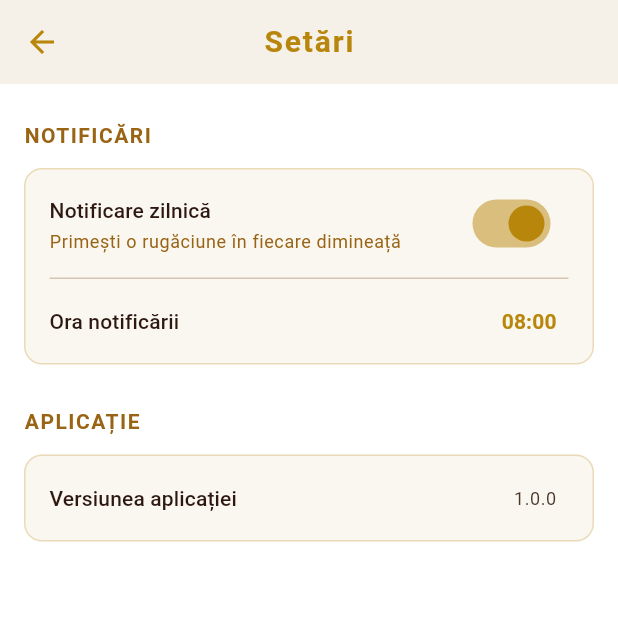
After one commit to ciubotariu-alin/lumina-zilei, a Flutter app: the SettingsScreen screen opened directly, after a tap on "Notificare zilnică", on a phone screen of 412 x 824 dp, the top half of it. The commit adds this screen. Run offline on Flutter 3.47's test engine with Material 3 defaults, Android fonts, the phone set to English and light mode, and no system bars; our stand-ins replace flutter_local_notifications, shared_preferences, timezone; accounts and stored records are empty.

Commit message:
Added settings screen and fixed notifications bug

```diff
--- a/lib/models/saint.dart
+++ b/lib/models/saint.dart
@@ -71,8 +71,10 @@ class CalendarDay {
           date == other.date &&
           sarbatoare == other.sarbatoare &&
           apostol == other.apostol &&
-          evanghelie == other.evanghelie;
+          evanghelie == other.evanghelie &&
+          listEquals(sfinti, other.sfinti);
 
   @override
-  int get hashCode => Object.hash(date, sarbatoare, apostol, evanghelie);
+  int get hashCode =>
+      Object.hash(date, sarbatoare, apostol, evanghelie, Object.hashAll(sfinti));
 }
--- a/lib/screens/bible_screen.dart
+++ b/lib/screens/bible_screen.dart
@@ -35,8 +35,7 @@ class _BibleScreenState extends State<BibleScreen> {
 
   /// Recalculează cache-ul cărților când se schimbă lista de quotes
   void _rebuildBooksCache(List<BibleQuote> quotes) {
-    if (quotes.length == _cachedQuotes.length &&
-        (quotes.isEmpty || quotes.first == _cachedQuotes.first)) return;
+    if (identical(quotes, _cachedQuotes)) return;
     _cachedQuotes = quotes;
     _bookQuotesCache.clear();
 
--- a/lib/screens/donations_screen.dart
+++ b/lib/screens/donations_screen.dart
@@ -60,6 +60,7 @@ class _DonationsScreenState extends State<DonationsScreen> {
       return;
     }
 
+    if (!mounted) return;
     setState(() => _isLoading = true);
 
     // Format corect Revolut.me: /username/suma/moneda
--- /dev/null
+++ b/lib/screens/settings_screen.dart
@@ -0,0 +1,217 @@
+import 'package:flutter/material.dart';
+import 'package:shared_preferences/shared_preferences.dart';
+
+import '../services/notification_service.dart';
+import '../theme/app_theme.dart';
+
+class SettingsScreen extends StatefulWidget {
+  const SettingsScreen({super.key});
+
+  @override
+  State<SettingsScreen> createState() => _SettingsScreenState();
+}
+
+class _SettingsScreenState extends State<SettingsScreen> {
+  bool _notificationsEnabled = false;
+  int _notificationHour = 8;
+  int _notificationMinute = 0;
+
+  @override
+  void initState() {
+    super.initState();
+    _loadPreferences();
+  }
+
+  Future<void> _loadPreferences() async {
+    final prefs = await SharedPreferences.getInstance();
+    if (!mounted) return;
+    setState(() {
+      _notificationsEnabled = prefs.getBool('notifications_enabled') ?? false;
+      _notificationHour = prefs.getInt('notification_hour') ?? 8;
+      _notificationMinute = prefs.getInt('notification_minute') ?? 0;
+    });
+  }
+
+  Future<void> _setNotificationsEnabled(bool value) async {
+    final prefs = await SharedPreferences.getInstance();
+    await prefs.setBool('notifications_enabled', value);
+    if (!mounted) return;
+    setState(() {
+      _notificationsEnabled = value;
+    });
+    if (value) {
+      await NotificationService().requestPermissions();
+      await NotificationService()
+          .scheduleDaily(_notificationHour, _notificationMinute);
+    } else {
+      await NotificationService().cancelAll();
+    }
+  }
+
+  Future<void> _pickNotificationTime() async {
+    final picked = await showTimePicker(
+      context: context,
+      initialTime:
+          TimeOfDay(hour: _notificationHour, minute: _notificationMinute),
+      builder: (context, child) {
+        return Theme(
+          data: Theme.of(context).copyWith(
+            colorScheme: Theme.of(context).colorScheme.copyWith(
+                  primary: AppTheme.goldColor,
+                ),
+          ),
+          child: child!,
+        );
+      },
+    );
+    if (picked == null) return;
+    final prefs = await SharedPreferences.getInstance();
+    await prefs.setInt('notification_hour', picked.hour);
+    await prefs.setInt('notification_minute', picked.minute);
+    if (!mounted) return;
+    setState(() {
+      _notificationHour = picked.hour;
+      _notificationMinute = picked.minute;
+    });
+    await NotificationService().scheduleDaily(picked.hour, picked.minute);
+  }
+
+  String get _formattedTime {
+    final h = _notificationHour.toString().padLeft(2, '0');
+    final m = _notificationMinute.toString().padLeft(2, '0');
+    return '$h:$m';
+  }
+
+  Widget _buildSectionHeader(BuildContext context, String title) {
+    return Padding(
+      padding: const EdgeInsets.fromLTRB(16, 24, 16, 8),
+      child: Text(
+        title,
+        style: Theme.of(context).textTheme.labelLarge?.copyWith(
+              letterSpacing: 1.0,
+              color: AppTheme.accentGoldLight,
+            ),
+      ),
+    );
+  }
+
+  Widget _buildCard({required List<Widget> children}) {
+    return Container(
+      margin: const EdgeInsets.symmetric(horizontal: 16, vertical: 4),
+      decoration: BoxDecoration(
+        color: AppTheme.cardColor,
+        borderRadius: BorderRadius.circular(12),
+        border: Border.all(
+          color: AppTheme.goldColor.withValues(alpha: 0.25),
+        ),
+      ),
+      child: Column(
+        children: children,
+      ),
+    );
+  }
+
+  @override
+  Widget build(BuildContext context) {
+    return Scaffold(
+      backgroundColor: AppTheme.backgroundColor,
+      appBar: AppBar(
+        backgroundColor: AppTheme.surfaceColor,
+        iconTheme: const IconThemeData(color: AppTheme.goldColor),
+        title: Text(
+          'Setări',
+          style: Theme.of(context).textTheme.headlineLarge?.copyWith(
+                letterSpacing: 1.2,
+              ),
+        ),
+        centerTitle: true,
+        elevation: 0,
+      ),
+      body: SafeArea(
+        child: CustomScrollView(
+          slivers: [
+            // Section: Notificări
+            SliverToBoxAdapter(
+              child: _buildSectionHeader(context, 'NOTIFICĂRI'),
+            ),
+            SliverToBoxAdapter(
+              child: _buildCard(
+                children: [
+                  SwitchListTile(
+                    title: Text(
+                      'Notificare zilnică',
+                      style: Theme.of(context).textTheme.titleSmall,
+                    ),
+                    subtitle: Text(
+                      'Primești o rugăciune în fiecare dimineață',
+                      style: Theme.of(context).textTheme.bodySmall,
+                    ),
+                    value: _notificationsEnabled,
+                    onChanged: _setNotificationsEnabled,
+                    activeThumbColor: AppTheme.goldColor,
+                    shape: RoundedRectangleBorder(
+                      borderRadius: BorderRadius.circular(12),
+                    ),
+                  ),
+                  if (_notificationsEnabled) ...[
+                    const Divider(
+                      height: 1,
+                      color: AppTheme.dividerColor,
+                      indent: 16,
+                      endIndent: 16,
+                    ),
+                    ListTile(
+                      title: Text(
+                        'Ora notificării',
+                        style: Theme.of(context).textTheme.titleSmall,
+                      ),
+                      trailing: Text(
+                        _formattedTime,
+                        style: Theme.of(context).textTheme.titleSmall?.copyWith(
+                              color: AppTheme.goldColor,
+                              fontWeight: FontWeight.bold,
+                            ),
+                      ),
+                      onTap: _pickNotificationTime,
+                      shape: RoundedRectangleBorder(
+                        borderRadius: BorderRadius.circular(12),
+                      ),
+                    ),
+                  ],
+                ],
+              ),
+            ),
+
+            // Section: Aplicație
+            SliverToBoxAdapter(
+              child: _buildSectionHeader(context, 'APLICAȚIE'),
+            ),
+            SliverToBoxAdapter(
+              child: _buildCard(
+                children: [
+                  ListTile(
+                    title: Text(
+                      'Versiunea aplicației',
+                      style: Theme.of(context).textTheme.titleSmall,
+                    ),
+                    trailing: Text(
+                      '1.0.0',
+                      style: Theme.of(context).textTheme.bodySmall?.copyWith(
+                            color: AppTheme.textBrownColor,
+                          ),
+                    ),
+                    shape: RoundedRectangleBorder(
+                      borderRadius: BorderRadius.circular(12),
+                    ),
+                  ),
+                ],
+              ),
+            ),
+
+            const SliverToBoxAdapter(child: SizedBox(height: 32)),
+          ],
+        ),
+      ),
+    );
+  }
+}
--- a/lib/services/notification_service.dart
+++ b/lib/services/notification_service.dart
@@ -1,7 +1,6 @@
 import 'package:flutter/foundation.dart';
 import 'package:flutter_local_notifications/flutter_local_notifications.dart';
 import 'package:timezone/timezone.dart' as tz;
-import 'package:timezone/data/latest.dart' as tz;
 
 import '../models/saint.dart';
 
@@ -16,7 +15,6 @@ class NotificationService {
 
   Future<void> initialize() async {
     if (kIsWeb) return;
-    tz.initializeTimeZones();
 
     const androidSettings =
         AndroidInitializationSettings('@mipmap/ic_launcher');
@@ -103,6 +101,47 @@ class NotificationService {
     }
   }
 
+  Future<void> scheduleDaily(int hour, int minute) async {
+    if (kIsWeb) return;
+
+    const androidDetails = AndroidNotificationDetails(
+      'lumina_zilei_daily',
+      'Lumina Zilei',
+      channelDescription: 'Notificări zilnice cu sfinții și rugăciunile zilei',
+      importance: Importance.defaultImportance,
+      priority: Priority.defaultPriority,
+    );
+    const darwinDetails = DarwinNotificationDetails();
+    const details = NotificationDetails(
+      android: androidDetails,
+      iOS: darwinDetails,
+      macOS: darwinDetails,
+    );
+
+    await _plugin.cancel(id: _dailyNotificationId);
+
+    final now = tz.TZDateTime.now(tz.local);
+    var scheduledDate =
+        tz.TZDateTime(tz.local, now.year, now.month, now.day, hour, minute, 0);
+    if (scheduledDate.isBefore(now)) {
+      scheduledDate = scheduledDate.add(const Duration(days: 1));
+    }
+
+    try {
+      await _plugin.zonedSchedule(
+        id: _dailyNotificationId,
+        title: 'Lumina Zilei',
+        body: 'Deschide aplicația pentru rugăciunile zilei',
+        scheduledDate: scheduledDate,
+        notificationDetails: details,
+        androidScheduleMode: AndroidScheduleMode.inexactAllowWhileIdle,
+        matchDateTimeComponents: DateTimeComponents.time,
+      );
+    } catch (e, st) {
+      debugPrint('[NotificationService] scheduleDaily error: $e\n$st');
+    }
+  }
+
   Future<void> cancelAll() async {
     if (kIsWeb) return;
     await _plugin.cancelAll();
```
Also changed, not shown: lib/main.dart (+5 -3 lines), lib/providers/app_provider.dart (+56 -6 lines), lib/screens/home_screen.dart (+33 -2 lines), lib/screens/prayer_detail_screen.dart (+8 -16 lines), 1 other file.
